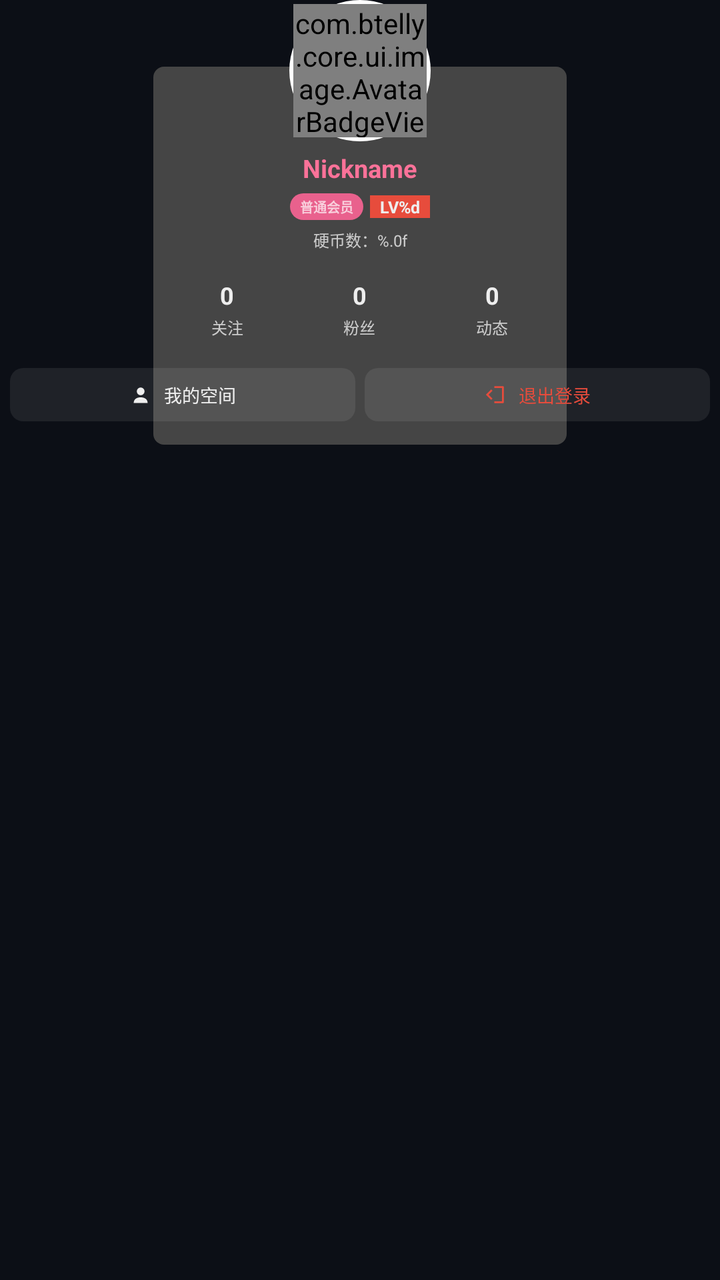
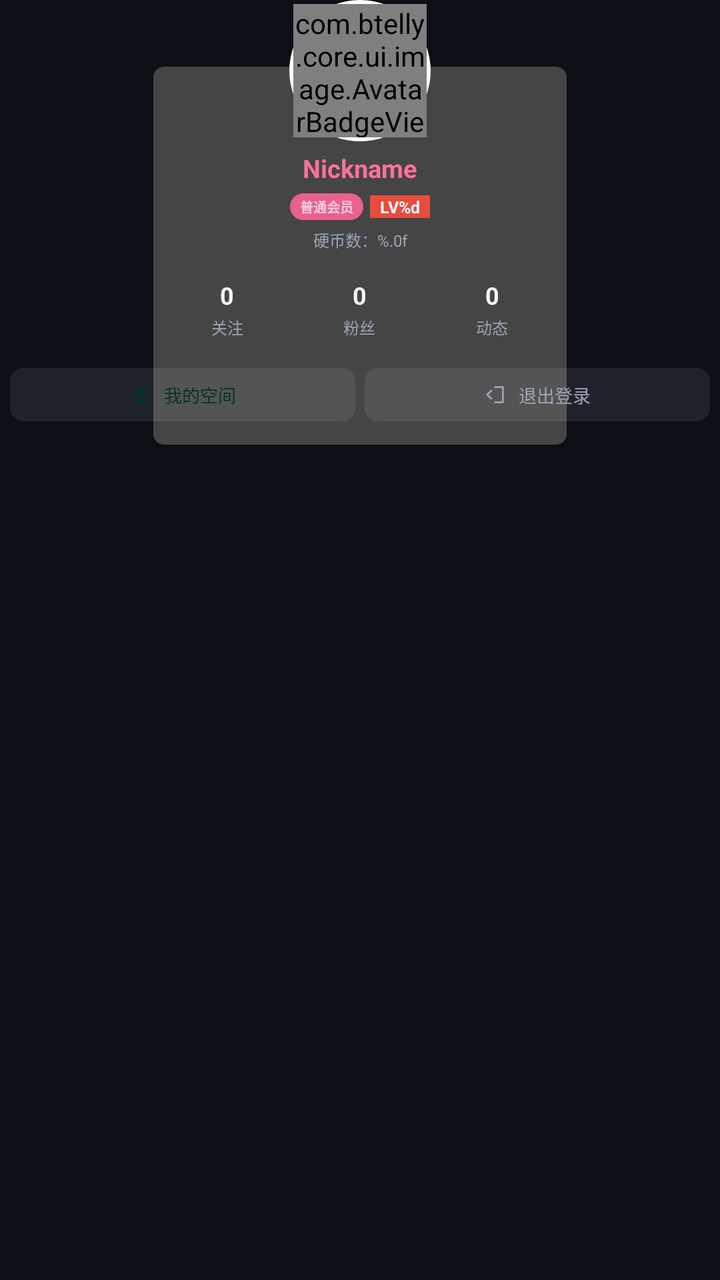

Screens rendered from an Android XML layout before and after an edit, with the pre-edit source and the edit as a unified diff.
<!-- AndroidManifest.xml: application theme Theme.BTelly -->
<!-- res/layout/dialog_user_info.xml -->
<?xml version="1.0" encoding="utf-8"?>
<androidx.constraintlayout.widget.ConstraintLayout xmlns:android="http://schemas.android.com/apk/res/android" xmlns:app="http://schemas.android.com/apk/res-auto"
    android:background="@android:color/transparent"
    android:clickable="true"
    android:focusable="true"
    android:layout_width="@dimen/px620"
    android:layout_height="wrap_content">
    
    <View
        android:background="@drawable/bg_user_dialog_card"
        android:layout_width="@dimen/px620"
        android:layout_height="0dp"
        android:layout_marginTop="@dimen/px100"
        app:layout_constraintBottom_toBottomOf="@+id/space_card_bottom"
        app:layout_constraintEnd_toEndOf="parent"
        app:layout_constraintStart_toStartOf="parent"
        app:layout_constraintTop_toTopOf="parent"/>
    <View
        android:id="@+id/view_avatar_ring"
        android:background="@drawable/bg_avatar_ring"
        android:layout_width="@dimen/px212"
        android:layout_height="@dimen/px212"
        app:layout_constraintBottom_toBottomOf="@+id/image_avatar"
        app:layout_constraintEnd_toEndOf="@+id/image_avatar"
        app:layout_constraintStart_toStartOf="@+id/image_avatar"
        app:layout_constraintTop_toTopOf="@+id/image_avatar"/>
    <com.btelly.core.ui.image.AvatarBadgeView
        android:id="@+id/image_avatar"
        android:layout_width="@dimen/px200"
        android:layout_height="@dimen/px200"
        android:layout_marginTop="@dimen/px6"
        app:layout_constraintEnd_toEndOf="parent"
        app:layout_constraintStart_toStartOf="parent"
        app:layout_constraintTop_toTopOf="parent"
        app:srcCompat="@drawable/default_avatar"/>
    <androidx.appcompat.widget.AppCompatTextView
        android:id="@+id/text_name"
        android:layout_width="0dp"
        android:layout_height="wrap_content"
        android:layout_marginTop="@dimen/px20"
        android:gravity="center"
        android:text="Nickname"
        android:textColor="@color/biliPink"
        android:textSize="@dimen/px38"
        android:textStyle="bold"
        app:layout_constraintEnd_toEndOf="parent"
        app:layout_constraintStart_toStartOf="parent"
        app:layout_constraintTop_toBottomOf="@+id/image_avatar"/>
    <androidx.appcompat.widget.LinearLayoutCompat
        android:id="@+id/view_info"
        android:layout_width="wrap_content"
        android:layout_height="wrap_content"
        android:layout_marginTop="@dimen/px12"
        android:gravity="center"
        android:orientation="horizontal"
        app:layout_constraintEnd_toEndOf="parent"
        app:layout_constraintStart_toStartOf="parent"
        app:layout_constraintTop_toBottomOf="@+id/text_name">
        <androidx.appcompat.widget.AppCompatTextView
            android:id="@+id/text_vip"
            android:layout_width="wrap_content"
            android:layout_height="wrap_content"
            android:background="@drawable/vip_background"
            android:paddingStart="@dimen/px15"
            android:paddingTop="@dimen/px5"
            android:paddingEnd="@dimen/px15"
            android:paddingBottom="@dimen/px5"
            android:text="普通会员"
            android:textSize="@dimen/px20"
            android:textStyle="bold" />
        <androidx.appcompat.widget.AppCompatTextView
            android:id="@+id/text_level"
            android:layout_width="wrap_content"
            android:layout_height="wrap_content"
            android:layout_marginStart="@dimen/px10"
            android:background="@color/red"
            android:paddingStart="@dimen/px15"
            android:paddingEnd="@dimen/px15"
            android:text="@string/level_"
            android:textColor="@color/textColor"
            android:textSize="@dimen/px25"
            android:textStyle="bold" />
    </androidx.appcompat.widget.LinearLayoutCompat>
    <androidx.appcompat.widget.AppCompatTextView
        android:id="@+id/text_coin"
        android:layout_width="wrap_content"
        android:layout_height="wrap_content"
        android:layout_marginTop="@dimen/px12"
        android:text="@string/coin_number_"
        android:textColor="@color/subTextColor"
        android:textSize="@dimen/px24"
        app:layout_constraintEnd_toEndOf="parent"
        app:layout_constraintStart_toStartOf="parent"
        app:layout_constraintTop_toBottomOf="@+id/view_info"/>
    <androidx.appcompat.widget.LinearLayoutCompat
        android:id="@+id/view_stat"
        android:layout_width="@dimen/px620"
        android:layout_height="wrap_content"
        android:layout_marginTop="@dimen/px25"
        android:orientation="horizontal"
        android:paddingStart="@dimen/px12"
        android:paddingEnd="@dimen/px12"
        app:layout_constraintEnd_toEndOf="parent"
        app:layout_constraintStart_toStartOf="parent"
        app:layout_constraintTop_toBottomOf="@+id/text_coin">
        <LinearLayout
            android:id="@+id/view_stat_following"
            android:layout_width="0dp"
            android:layout_height="wrap_content"
            android:layout_weight="1"
            android:layout_marginStart="@dimen/px6"
            android:layout_marginEnd="@dimen/px6"
            android:background="@drawable/bg_stat_btn"
            android:clickable="true"
            android:focusable="true"
            android:gravity="center"
            android:orientation="vertical"
            android:paddingTop="@dimen/px16"
            android:paddingBottom="@dimen/px16">
            <androidx.appcompat.widget.AppCompatTextView
                android:id="@+id/text_following"
                android:layout_width="wrap_content"
                android:layout_height="wrap_content"
                android:duplicateParentState="true"
                android:text="0"
                android:textColor="@color/text_color_stat_value"
                android:textSize="@dimen/px36"
                android:textStyle="bold" />
            <androidx.appcompat.widget.AppCompatTextView
                android:layout_width="wrap_content"
                android:layout_height="wrap_content"
                android:layout_marginTop="@dimen/px6"
                android:duplicateParentState="true"
                android:text="@string/user_following"
                android:textColor="@color/text_color_stat_label"
                android:textSize="@dimen/px24" />
        </LinearLayout>
        <LinearLayout
            android:id="@+id/view_stat_follower"
            android:layout_width="0dp"
            android:layout_height="wrap_content"
            android:layout_weight="1"
            android:layout_marginStart="@dimen/px6"
            android:layout_marginEnd="@dimen/px6"
            android:background="@drawable/bg_stat_btn"
            android:clickable="true"
            android:focusable="true"
            android:gravity="center"
            android:orientation="vertical"
            android:paddingTop="@dimen/px16"
            android:paddingBottom="@dimen/px16">
            <androidx.appcompat.widget.AppCompatTextView
                android:id="@+id/text_follower"
                android:layout_width="wrap_content"
                android:layout_height="wrap_content"
                android:duplicateParentState="true"
                android:text="0"
                android:textColor="@color/text_color_stat_value"
                android:textSize="@dimen/px36"
                android:textStyle="bold" />
            <androidx.appcompat.widget.AppCompatTextView
                android:layout_width="wrap_content"
                android:layout_height="wrap_content"
                android:layout_marginTop="@dimen/px6"
                android:duplicateParentState="true"
                android:text="@string/user_follower"
                android:textColor="@color/text_color_stat_label"
                android:textSize="@dimen/px24" />
        </LinearLayout>
        <LinearLayout
            android:id="@+id/view_stat_dynamic"
            android:layout_width="0dp"
            android:layout_height="wrap_content"
            android:layout_weight="1"
            android:layout_marginStart="@dimen/px6"
            android:layout_marginEnd="@dimen/px6"
            android:background="@drawable/bg_stat_btn"
            android:clickable="true"
            android:focusable="true"
            android:gravity="center"
            android:orientation="vertical"
            android:paddingTop="@dimen/px16"
            android:paddingBottom="@dimen/px16">
            <androidx.appcompat.widget.AppCompatTextView
                android:id="@+id/text_dynamic"
                android:layout_width="wrap_content"
                android:layout_height="wrap_content"
                android:duplicateParentState="true"
                android:text="0"
                android:textColor="@color/text_color_stat_value"
                android:textSize="@dimen/px36"
                android:textStyle="bold" />
            <androidx.appcompat.widget.AppCompatTextView
                android:layout_width="wrap_content"
                android:layout_height="wrap_content"
                android:layout_marginTop="@dimen/px6"
                android:duplicateParentState="true"
                android:text="@string/user_dynamic"
                android:textColor="@color/text_color_stat_label"
                android:textSize="@dimen/px24" />
        </LinearLayout>
    </androidx.appcompat.widget.LinearLayoutCompat>
    <LinearLayout
        android:id="@+id/button_view_space"
        android:layout_width="0dp"
        android:layout_height="wrap_content"
        android:layout_marginTop="@dimen/px28"
        android:layout_marginStart="@dimen/px15"
        android:layout_marginEnd="@dimen/px7"
        android:background="@drawable/bg_dialog_user_btn"
        android:clickable="true"
        android:focusable="true"
        android:gravity="center"
        android:orientation="horizontal"
        android:paddingStart="@dimen/px10"
        android:paddingEnd="@dimen/px10"
        android:paddingTop="@dimen/px20"
        android:paddingBottom="@dimen/px20"
        app:layout_constraintHorizontal_chainStyle="spread"
        app:layout_constraintEnd_toStartOf="@+id/button_sign_out"
        app:layout_constraintStart_toStartOf="parent"
        app:layout_constraintTop_toBottomOf="@+id/view_stat">
        <androidx.appcompat.widget.AppCompatImageView
            android:layout_width="@dimen/px34"
            android:layout_height="@dimen/px34"
            android:duplicateParentState="true"
            app:srcCompat="@drawable/ic_user"
            app:tint="@color/text_color_user_btn" />
        <androidx.appcompat.widget.AppCompatTextView
            android:layout_width="wrap_content"
            android:layout_height="wrap_content"
            android:layout_marginStart="@dimen/px18"
            android:duplicateParentState="true"
            android:text="@string/my_space"
            android:textColor="@color/text_color_user_btn"
            android:textSize="@dimen/px27" />
    </LinearLayout>
    <LinearLayout
        android:id="@+id/button_sign_out"
        android:layout_width="0dp"
        android:layout_height="wrap_content"
        android:layout_marginStart="@dimen/px7"
        android:layout_marginEnd="@dimen/px15"
        android:background="@drawable/bg_dialog_user_btn"
        android:clickable="true"
        android:focusable="true"
        android:gravity="center"
        android:orientation="horizontal"
        android:paddingStart="@dimen/px10"
        android:paddingEnd="@dimen/px10"
        android:paddingTop="@dimen/px20"
        android:paddingBottom="@dimen/px20"
        app:layout_constraintEnd_toEndOf="parent"
        app:layout_constraintStart_toEndOf="@+id/button_view_space"
        app:layout_constraintTop_toTopOf="@+id/button_view_space">
        <androidx.appcompat.widget.AppCompatImageView
            android:layout_width="@dimen/px34"
            android:layout_height="@dimen/px34"
            android:duplicateParentState="true"
            app:srcCompat="@drawable/ic_logout"
            app:tint="@color/text_color_sign_out" />
        <androidx.appcompat.widget.AppCompatTextView
            android:layout_width="wrap_content"
            android:layout_height="wrap_content"
            android:layout_marginStart="@dimen/px18"
            android:duplicateParentState="true"
            android:text="@string/sign_out"
            android:textColor="@color/text_color_sign_out"
            android:textSize="@dimen/px27" />
    </LinearLayout>
    <Space
        android:id="@+id/space_card_bottom"
        android:layout_width="@dimen/px1"
        android:layout_height="@dimen/px35"
        app:layout_constraintStart_toStartOf="parent"
        app:layout_constraintTop_toBottomOf="@+id/button_sign_out"/>
</androidx.constraintlayout.widget.ConstraintLayout>
<!-- resources referenced by this layout -->
<resources>
  <color name="biliPink">#FB7299</color>
  <color name="red">#e74c3c</color>
  <color name="subTextColor">#cccccc</color>
  <color name="textColor">#eeeeee</color>
  <dimen name="px1">1px</dimen>
  <dimen name="px10">10px</dimen>
  <dimen name="px100">100px</dimen>
  <dimen name="px12">12px</dimen>
  <dimen name="px15">15px</dimen>
  <dimen name="px16">16px</dimen>
  <dimen name="px18">18px</dimen>
  <dimen name="px20">20px</dimen>
  <dimen name="px200">200px</dimen>
  <dimen name="px212">212px</dimen>
  <dimen name="px24">24px</dimen>
  <dimen name="px25">25px</dimen>
  <dimen name="px27">27px</dimen>
  <dimen name="px28">28px</dimen>
  <dimen name="px34">34px</dimen>
  <dimen name="px35">35px</dimen>
  <dimen name="px36">36px</dimen>
  <dimen name="px38">38px</dimen>
  <dimen name="px5">5px</dimen>
  <dimen name="px6">6px</dimen>
  <dimen name="px620">620px</dimen>
  <dimen name="px7">7px</dimen>
  <!-- drawable bg_avatar_ring (drawable) -->
  <?xml version="1.0" encoding="utf-8"?>
  <shape xmlns:android="http://schemas.android.com/apk/res/android" android:shape="oval">
      <solid android:color="#FFFFFF" />
  </shape>
  <!-- drawable bg_user_dialog_card (drawable) -->
  <?xml version="1.0" encoding="utf-8"?>
  <shape xmlns:android="http://schemas.android.com/apk/res/android">
      <solid android:color="@color/thirdBackgroundColor" />
      <corners android:radius="@dimen/px16" />
  </shape>
  <!-- drawable ic_logout (drawable) -->
  <?xml version="1.0" encoding="utf-8"?>
  <vector xmlns:android="http://schemas.android.com/apk/res/android"
      android:height="24dp"
      android:width="24dp"
      android:viewportWidth="24"
      android:viewportHeight="24">
      <path
          android:fillColor="#ffffff"
          android:pathData="M9,16.2 L4.8,12 L9,7.8 L7.6,6.4 L2,12 L7.6,17.6 Z M11,3 L20,3 C20.55,3 21,3.45 21,4 L21,20 C21,20.55 20.55,21 20,21 L11,21 L11,19 L19,19 L19,5 L11,5 Z"/>
  </vector>
  <!-- drawable ic_user (drawable) -->
  <?xml version="1.0" encoding="utf-8"?>
  <vector xmlns:android="http://schemas.android.com/apk/res/android"
      android:width="24dp"
      android:height="24dp"
      android:viewportWidth="24"
      android:viewportHeight="24">
      <path
          android:fillColor="#FFFFFFFF"
          android:pathData="M16.1,8.5 A4.1,4.1 0,1,1 7.9,8.5 A4.1,4.1 0,1,1 16.1,8.5 Z M4.6,20.9 C4.6,16.8 7.9,14.8 12,14.8 C16.1,14.8 19.4,16.8 19.4,20.9 Z" />
  </vector>
  <!-- drawable vip_background (drawable) -->
  <?xml version="1.0" encoding="utf-8"?>
  <shape xmlns:android="http://schemas.android.com/apk/res/android">
      <solid android:color="@color/pink" />
      <corners android:radius="@dimen/px20" />
  </shape>
  <string name="coin_number_">硬币数：%.0f</string>
  <string name="level_">LV%d</string>
  <string name="my_space">我的空间</string>
  <string name="sign_out">退出登录</string>
  <string name="user_dynamic">动态</string>
  <string name="user_follower">粉丝</string>
  <string name="user_following">关注</string>
  <style name="Theme.BTelly" parent="@style/Theme.BTellyBase">
      </style>
  <color name="thirdBackgroundColor">#454545</color>
  <color name="pink">#e9618d</color>
  <style name="WindowAnimationTransition" parent="">
          <item name="android:windowEnterAnimation">@android:anim/fade_in</item>
          <item name="android:windowExitAnimation">@android:anim/fade_out</item>
      </style>
  <color name="tv_surface">#0C0F16</color>
  <color name="tv_surface_raised">#141A29</color>
  <color name="tv_surface_overlay">#1C2438</color>
  <color name="tv_divider">#26304A</color>
  <color name="tv_accent">#00C2A8</color>
  <color name="tv_accent_dim">#123B34</color>
  <color name="tv_accent_on">#00312A</color>
  <color name="tv_text_primary">#F2F5FA</color>
  <color name="tv_text_secondary">#9AA5B8</color>
  <color name="tv_text_tertiary">#67718A</color>
  <color name="tv_scrim">#99000000</color>
  <!-- unchanged entries left out for length: 4 -->
</resources>

<!-- the commit's change to res/layout/dialog_user_info.xml (unified diff, before → after) -->
@@ -77,7 +77,7 @@
             android:paddingStart="@dimen/px15"
             android:paddingEnd="@dimen/px15"
             android:text="@string/level_"
-            android:textColor="@color/textColor"
+            android:textColor="?attr/tvTextPrimary"
             android:textSize="@dimen/px25"
             android:textStyle="bold" />
     </androidx.appcompat.widget.LinearLayoutCompat>
@@ -87,7 +87,7 @@
         android:layout_height="wrap_content"
         android:layout_marginTop="@dimen/px12"
         android:text="@string/coin_number_"
-        android:textColor="@color/subTextColor"
+        android:textColor="?attr/tvTextSecondary"
         android:textSize="@dimen/px24"
         app:layout_constraintEnd_toEndOf="parent"
         app:layout_constraintStart_toStartOf="parent"
@@ -123,7 +123,7 @@
                 android:layout_height="wrap_content"
                 android:duplicateParentState="true"
                 android:text="0"
-                android:textColor="@color/text_color_stat_value"
+                android:textColor="?attr/tvTextPrimary"
                 android:textSize="@dimen/px36"
                 android:textStyle="bold" />
             <androidx.appcompat.widget.AppCompatTextView
@@ -132,7 +132,7 @@
                 android:layout_marginTop="@dimen/px6"
                 android:duplicateParentState="true"
                 android:text="@string/user_following"
-                android:textColor="@color/text_color_stat_label"
+                android:textColor="?attr/tvTextSecondary"
                 android:textSize="@dimen/px24" />
         </LinearLayout>
         <LinearLayout
@@ -155,7 +155,7 @@
                 android:layout_height="wrap_content"
                 android:duplicateParentState="true"
                 android:text="0"
-                android:textColor="@color/text_color_stat_value"
+                android:textColor="?attr/tvTextPrimary"
                 android:textSize="@dimen/px36"
                 android:textStyle="bold" />
             <androidx.appcompat.widget.AppCompatTextView
@@ -164,7 +164,7 @@
                 android:layout_marginTop="@dimen/px6"
                 android:duplicateParentState="true"
                 android:text="@string/user_follower"
-                android:textColor="@color/text_color_stat_label"
+                android:textColor="?attr/tvTextSecondary"
                 android:textSize="@dimen/px24" />
         </LinearLayout>
         <LinearLayout
@@ -187,7 +187,7 @@
                 android:layout_height="wrap_content"
                 android:duplicateParentState="true"
                 android:text="0"
-                android:textColor="@color/text_color_stat_value"
+                android:textColor="?attr/tvTextPrimary"
                 android:textSize="@dimen/px36"
                 android:textStyle="bold" />
             <androidx.appcompat.widget.AppCompatTextView
@@ -196,7 +196,7 @@
                 android:layout_marginTop="@dimen/px6"
                 android:duplicateParentState="true"
                 android:text="@string/user_dynamic"
-                android:textColor="@color/text_color_stat_label"
+                android:textColor="?attr/tvTextSecondary"
                 android:textSize="@dimen/px24" />
         </LinearLayout>
     </androidx.appcompat.widget.LinearLayoutCompat>
@@ -225,14 +225,14 @@
             android:layout_height="@dimen/px34"
             android:duplicateParentState="true"
             app:srcCompat="@drawable/ic_user"
-            app:tint="@color/text_color_user_btn" />
+            app:tint="?attr/tvAccentOn" />
         <androidx.appcompat.widget.AppCompatTextView
             android:layout_width="wrap_content"
             android:layout_height="wrap_content"
             android:layout_marginStart="@dimen/px18"
             android:duplicateParentState="true"
             android:text="@string/my_space"
-            android:textColor="@color/text_color_user_btn"
+            android:textColor="?attr/tvAccentOn"
             android:textSize="@dimen/px27" />
     </LinearLayout>
     <LinearLayout
@@ -258,14 +258,14 @@
             android:layout_height="@dimen/px34"
             android:duplicateParentState="true"
             app:srcCompat="@drawable/ic_logout"
-            app:tint="@color/text_color_sign_out" />
+            app:tint="?attr/tvTextSecondary" />
         <androidx.appcompat.widget.AppCompatTextView
             android:layout_width="wrap_content"
             android:layout_height="wrap_content"
             android:layout_marginStart="@dimen/px18"
             android:duplicateParentState="true"
             android:text="@string/sign_out"
-            android:textColor="@color/text_color_sign_out"
+            android:textColor="?attr/tvTextSecondary"
             android:textSize="@dimen/px27" />
     </LinearLayout>
     <Space
<!-- resource entries referenced after the edit -->
@@ -2,8 +2,6 @@
 <resources>
   <color name="biliPink">#FB7299</color>
   <color name="red">#e74c3c</color>
-  <color name="subTextColor">#cccccc</color>
-  <color name="textColor">#eeeeee</color>
   <dimen name="px1">1px</dimen>
   <dimen name="px10">10px</dimen>
   <dimen name="px100">100px</dimen>
